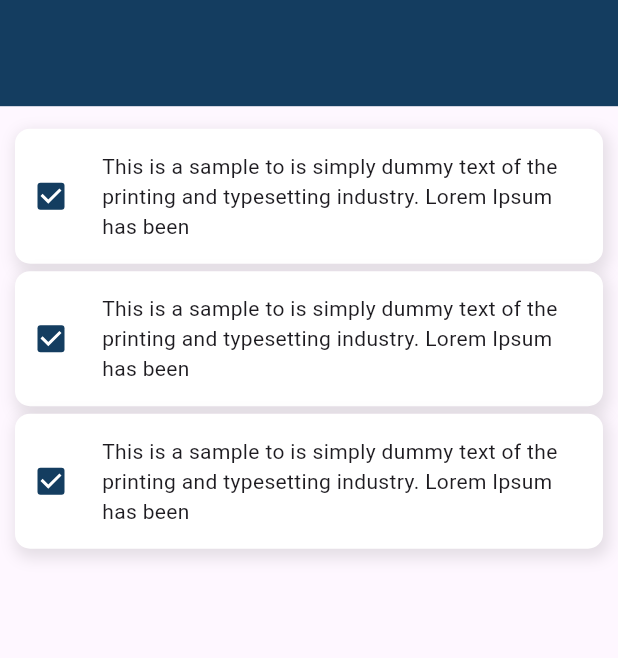
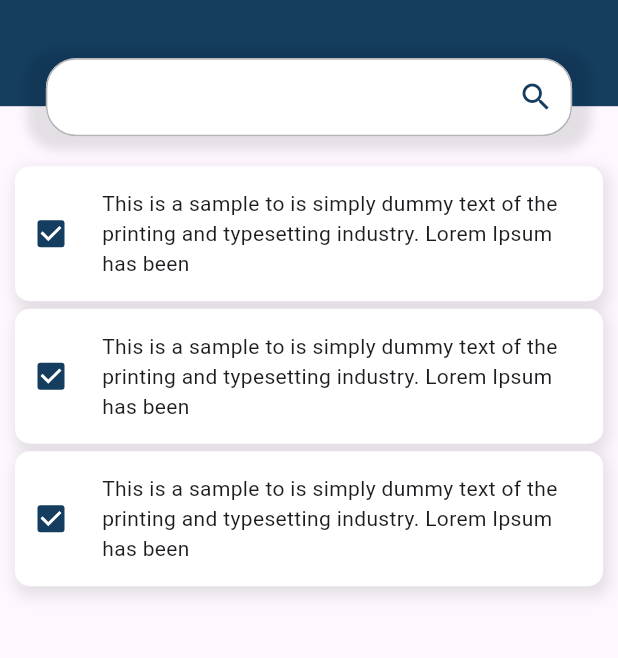
Before and after one commit to gmulonga/TODO-app, a Flutter app: the screen it shows after launch, on a phone screen of 412 x 824 dp, the part 141-799 px from its top. Run offline on Flutter 3.47's test engine with Material 3 defaults, Android fonts, the phone set to English and light mode, and no system bars.

Commit message:
feat: add the search bar

```diff
--- a/lib/core/constants.dart
+++ b/lib/core/constants.dart
@@ -2,3 +2,4 @@ import 'package:flutter/material.dart';
 
 const kWhite = Color(0xFFFFFFFF);
 const kNavyBlue = Color(0xFF143D60);
+const kGrey = Color(0xFFB4B4B8);
--- a/lib/presentation/pages/home_page.dart
+++ b/lib/presentation/pages/home_page.dart
@@ -1,6 +1,7 @@
 import 'package:flutter/material.dart';
 import 'package:todo/presentation/widgets/todo_tile.dart';
 import 'package:todo/core/constants.dart';
+import 'package:todo/presentation/widgets/searchbar.dart';
 
 class HomePage extends StatefulWidget {
   const HomePage({super.key});
@@ -13,15 +14,19 @@ class _HomePageState extends State<HomePage> {
   @override
   Widget build(BuildContext context) {
     double screenHeight = MediaQuery.of(context).size.height;
+    double screenWidth = MediaQuery.of(context).size.width;
+    TextEditingController _textController = TextEditingController();
 
     return Scaffold(
       body: Column(
         crossAxisAlignment: CrossAxisAlignment.stretch,
         children: [
+          Stack(
+            clipBehavior: Clip.none, // Ensures the search bar isn't clipped
+            children: [
               Container(
                 color: kNavyBlue,
                 height: screenHeight * 0.2,
-            child: Padding(
                 padding: EdgeInsets.symmetric(horizontal: 15),
                 child: Row(
                   mainAxisAlignment: MainAxisAlignment.spaceBetween,
@@ -31,24 +36,49 @@ class _HomePageState extends State<HomePage> {
                       style: TextStyle(
                         color: kWhite,
                         fontWeight: FontWeight.bold,
-                        fontSize: 16),
+                        fontSize: 16,
+                      ),
                     ),
                     IconButton(
                       onPressed: () {},
-                      icon: Icon(
-                        Icons.sunny,
-                        color: kWhite,
-                      ))
+                      icon: Icon(Icons.sunny, color: kWhite),
+                    ),
                   ],
                 ),
               ),
+              Positioned(
+                left: screenWidth * 0.05, // Centering horizontally
+                right: screenWidth * 0.05,
+                bottom: -25, // Overlapping the container
+                child: Container(
+                  width: screenWidth * 0.9,
+                  decoration: BoxDecoration(
+                    borderRadius: BorderRadius.circular(20),
+                    boxShadow: [
+                      BoxShadow(
+                        color: Colors.black.withOpacity(0.1),
+                        blurRadius: 5,
+                        spreadRadius: 2,
+                        offset: Offset(0, 2),
                       ),
-          SizedBox(
-            height: 10,
+                    ],
                   ),
+                  child: Searchbar(controller: _textController),
+                ),
+              ),
+            ],
+          ),
+          SizedBox(height: 35), // Adjust spacing to accommodate search bar
+          Expanded(
+            child: ListView(
+              padding: EdgeInsets.symmetric(horizontal: 0),
+              children: [
                 todoTile(),
                 todoTile(),
-          todoTile()
+                todoTile(),
+              ],
+            ),
+          ),
         ],
       ),
     );
--- /dev/null
+++ b/lib/presentation/widgets/searchbar.dart
@@ -0,0 +1,70 @@
+import 'package:flutter/material.dart';
+import 'package:todo/core/constants.dart';
+
+class Searchbar extends StatefulWidget {
+  Searchbar({
+    this.onChanged,
+    required this.controller,
+    this.onTap,
+  });
+
+  final ValueChanged<String>? onChanged;
+  final TextEditingController? controller;
+  final VoidCallback? onTap;
+
+  @override
+  _SearchbarState createState() => _SearchbarState();
+}
+
+class _SearchbarState extends State<Searchbar> {
+  @override
+  Widget build(BuildContext context) {
+    return Padding(
+      padding: EdgeInsets.symmetric(vertical: 5, horizontal: 10),
+      child: Column(
+        crossAxisAlignment: CrossAxisAlignment.start,
+        children: [
+          TextField(
+            style: TextStyle(color: kNavyBlue),
+            onChanged: (value) {
+              setState(() {});
+              if (widget.onChanged != null) {
+                widget.onChanged!(value);
+              }
+            },
+            controller: widget.controller,
+            onTap: widget.onTap,
+            decoration: InputDecoration(
+              fillColor: kWhite,
+              contentPadding:
+                  EdgeInsets.symmetric(vertical: 14.0, horizontal: 16.0),
+              filled: true,
+              border: OutlineInputBorder(
+                borderRadius: BorderRadius.circular(20.0),
+              ),
+              enabledBorder: OutlineInputBorder(
+                borderRadius: BorderRadius.circular(20.0),
+                borderSide: BorderSide(color: kGrey),
+              ),
+              focusedBorder: OutlineInputBorder(
+                borderRadius: BorderRadius.circular(20.0),
+                borderSide: BorderSide(color: kGrey),
+              ),
+              suffixIcon: IconButton(
+                icon: Icon(
+                  Icons.search,
+                  color: kNavyBlue,
+                ),
+                onPressed: () {
+                  setState(() {
+                    print(widget.controller?.text ?? "");
+                  });
+                },
+              ),
+            ),
+          )
+        ],
+      ),
+    );
+  }
+}
```
Lines whose indentation alone changed are shown as unchanged.
